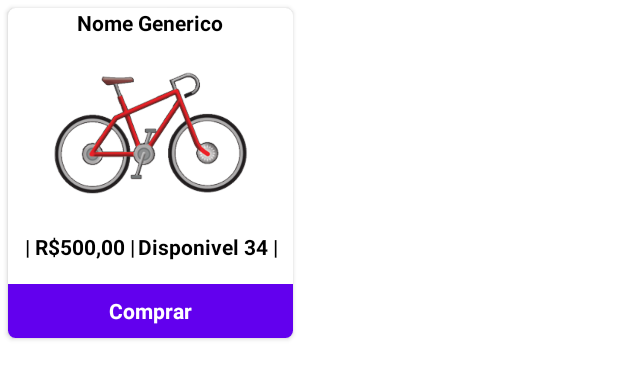
After one commit to RodrigoLino06/MyBike, an Android app: the layout modelo_bike.xml on its own in the app's theme, with its tools: preview values and no code run, on a phone screen of 412 x 824 dp. The commit adds this screen. Shown: the top 379 px of the screen. Run offline under Robolectric (Android 15) with nearby library versions, the phone set to English and light mode, and no system bars.

Commit message:
criando a lista e o card

```diff
--- a/app/src/main/java/br/com/senac/mybike/CatalogosActivity.java
+++ b/app/src/main/java/br/com/senac/mybike/CatalogosActivity.java
@@ -6,9 +6,13 @@ import androidx.recyclerview.widget.RecyclerView;
 
 import android.os.Bundle;
 
+import java.util.List;
+
 public class CatalogosActivity extends AppCompatActivity {
 
     RecyclerView idRecCatalogo;
+
+    List<Bike> bikes;
 
     @Override
     protected void onCreate(Bundle savedInstanceState) {
@@ -25,7 +29,6 @@ public class CatalogosActivity extends AppCompatActivity {
         idRecCatalogo.hasFixedSize();
 
         //instanciar o adaptador
-
         MyAdapter adapter = new MyAdapter();
 
         //executar a montagem da lista com o modelo
--- /dev/null
+++ b/app/src/main/res/layout/modelo_bike.xml
@@ -0,0 +1,80 @@
+<?xml version="1.0" encoding="utf-8"?>
+<androidx.cardview.widget.CardView xmlns:android="http://schemas.android.com/apk/res/android"
+    xmlns:app="http://schemas.android.com/apk/res-auto"
+    android:layout_width="190dp"
+    android:layout_height="220dp"
+    android:layout_margin="5dp"
+    app:cardCornerRadius="5dp">
+
+
+    <LinearLayout
+        android:layout_width="match_parent"
+        android:layout_height="match_parent"
+        android:orientation="vertical">
+
+        <LinearLayout
+            android:layout_width="wrap_content"
+            android:layout_height="wrap_content"
+            android:layout_gravity="center_horizontal"
+            android:orientation="vertical">
+
+            <TextView
+                android:id="@+id/txtTituloBike"
+                android:layout_width="wrap_content"
+                android:layout_height="wrap_content"
+                android:layout_gravity="center_horizontal"
+                android:text="Nome Generico"
+                android:textColor="@color/black"
+                android:textStyle="bold" />
+
+            <ImageView
+                android:id="@+id/imgBike"
+                android:layout_width="130dp"
+                android:layout_height="130dp"
+                android:src="@drawable/bike" />
+
+        </LinearLayout>
+
+        <LinearLayout
+            android:layout_width="wrap_content"
+            android:layout_height="wrap_content"
+            android:layout_gravity="center"
+            android:orientation="horizontal">
+
+            <TextView
+                android:id="@+id/txtPrecoBike"
+                android:layout_width="wrap_content"
+                android:layout_height="wrap_content"
+                android:layout_marginLeft="2dp"
+                android:text="| R$500,00 |"
+                android:textColor="@color/black"
+                android:textStyle="bold" />
+
+            <TextView
+                android:id="@+id/txtDisponivel"
+                android:layout_width="wrap_content"
+                android:layout_height="wrap_content"
+                android:layout_marginLeft="2dp"
+                android:text="Disponivel 34 |"
+                android:textColor="@color/black"
+                android:textStyle="bold" />
+
+
+        </LinearLayout>
+
+        <TextView
+            android:id="@+id/txtComprarBike"
+            android:layout_width="match_parent"
+            android:layout_height="match_parent"
+            android:layout_marginTop="15dp"
+            android:background="@color/design_default_color_primary"
+            android:clickable="true"
+            android:gravity="center_horizontal|center_vertical"
+            android:text="Comprar"
+            android:textColor="#FFF"
+            android:textStyle="bold" />
+
+    </LinearLayout>
+
+
+</androidx.cardview.widget.CardView>
```
Also changed, not shown: app/src/main/java/br/com/senac/mybike/Bike.java (added, +62 -0 lines), app/src/main/java/br/com/senac/mybike/MyAdapter.java (+6 -6 lines), app/src/main/res/drawable/bikel.png (added), app/src/main/res/drawable/bikell.png (added), app/src/main/res/drawable/bikelll.png (added), app/src/main/res/drawable/bikelv.png (added), app/src/main/res/drawable/bikelx.png (added), app/src/main/res/drawable/bikev.png (added), app/src/main/res/drawable/bikevl.png (added), app/src/main/res/drawable/bikevll.png (added), app/src/main/res/drawable/bikevlll.png (added), app/src/main/res/drawable/bikex.png (added).
